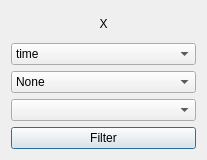
Before: the Qt Designer form SciDataTool/GUI/WAxisSelector/WAxisSelector.ui in Eomys/SciDataTool, drawn with Qt 5.
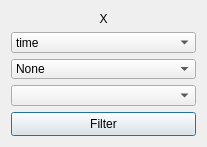
After: the same form once the commit is applied.

```diff
--- a/SciDataTool/GUI/WAxisSelector/WAxisSelector.ui
+++ b/SciDataTool/GUI/WAxisSelector/WAxisSelector.ui
@@ -7,7 +7,7 @@
     <x>0</x>
     <y>0</y>
     <width>207</width>
-    <height>160</height>
+    <height>147</height>
    </rect>
   </property>
   <property name="windowTitle">
@@ -16,6 +16,24 @@
   <layout class="QVBoxLayout" name="verticalLayout">
    <item>
     <widget class="QLabel" name="in_name">
+     <property name="sizePolicy">
+      <sizepolicy hsizetype="Preferred" vsizetype="Minimum">
+       <horstretch>0</horstretch>
+       <verstretch>0</verstretch>
+      </sizepolicy>
+     </property>
+     <property name="minimumSize">
+      <size>
+       <width>0</width>
+       <height>15</height>
+      </size>
+     </property>
+     <property name="maximumSize">
+      <size>
+       <width>16777215</width>
+       <height>15</height>
+      </size>
+     </property>
      <property name="text">
       <string>X</string>
      </property>
@@ -35,7 +53,7 @@
      <property name="minimumSize">
       <size>
        <width>0</width>
-       <height>0</height>
+       <height>18</height>
       </size>
      </property>
      <property name="maximumSize">
@@ -76,7 +94,7 @@
      <property name="minimumSize">
       <size>
        <width>0</width>
-       <height>0</height>
+       <height>18</height>
       </size>
      </property>
      <item>
@@ -107,7 +125,7 @@
      <property name="minimumSize">
       <size>
        <width>0</width>
-       <height>0</height>
+       <height>18</height>
       </size>
      </property>
      <property name="maximumSize">
@@ -120,6 +138,12 @@
    </item>
    <item>
     <widget class="QPushButton" name="b_filter">
+     <property name="minimumSize">
+      <size>
+       <width>0</width>
+       <height>24</height>
+      </size>
+     </property>
      <property name="text">
       <string>Filter</string>
      </property>
```
